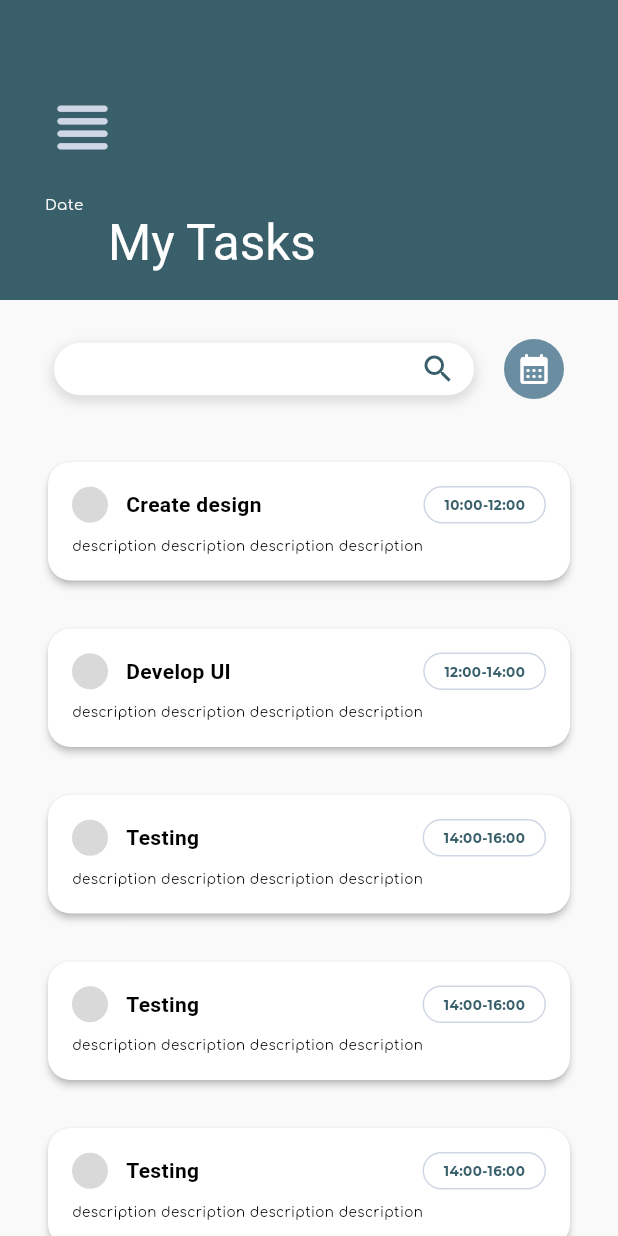
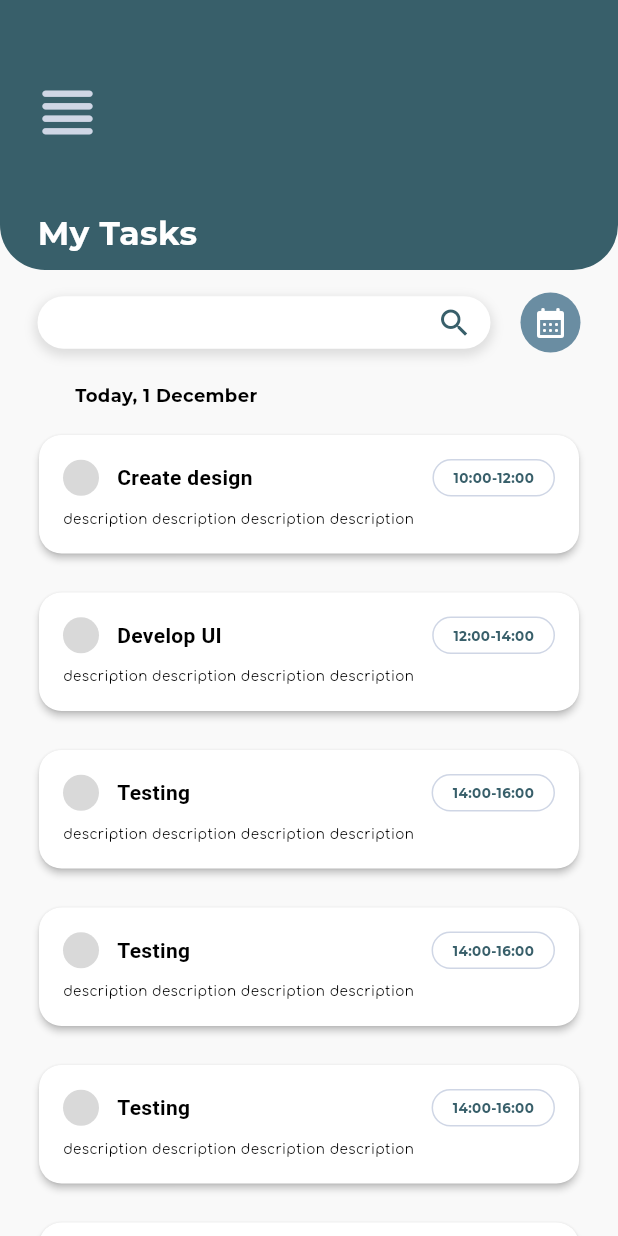
Before and after one commit to jjuulliiaas/tasker, a Flutter app: the screen it shows after launch, on a phone screen of 412 x 824 dp. Run offline on Flutter 3.47's test engine with Material 3 defaults, Android fonts, the phone set to English and light mode, and no system bars; project files that could hold a hidden picture were left out.

Commit message:
- rewrite class custom_sliver_app_bar.dart and delete label 'date' here; - add label with date under search bar

```diff
--- a/lib/screens/home.dart
+++ b/lib/screens/home.dart
@@ -56,9 +56,9 @@ class HomePage extends StatelessWidget {
       body: CustomScrollView(
         slivers: [
           CustomSliverAppBar(
-            expandedHeight: 200.0,
+            expandedHeight: 180.0,
             backgroundColor: ColorsList.kDarkGreen,
-            title: Text('My Tasks', style: TextStyle(color: Colors.white)),
+            title: StyledText.mainHeading(text: 'My Tasks', color: Colors.white),
             flexibleChild: Column(
               crossAxisAlignment: CrossAxisAlignment.start,
               children: [
@@ -72,25 +72,26 @@ class HomePage extends StatelessWidget {
                   iconSize: 50,
                   color: ColorsList.kAuthBackground,
                 ),
-                SizedBox(height: 20),
-                StyledText.defaultLabel(
-                  text: 'Date',
-                  color: ColorsList.kAppBackground,
-                ),
               ],
             ),
           ),
           SliverToBoxAdapter(
             child: Padding(
-              padding: const EdgeInsets.all(16.0),
+              padding: const EdgeInsets.all(5.0),
               child: custom.CustomSearchBar(),
+            ),
+          ),
+          SliverToBoxAdapter(
+            child: Padding(
+              padding: const EdgeInsets.symmetric(horizontal: 50.0, vertical: 5.0),
+              child: StyledText.accentLabel(text: 'Today, 1 December', color: Colors.black,)
             ),
           ),
           SliverList(
             delegate: SliverChildBuilderDelegate(
                   (BuildContext context, int index) {
                 return Padding(
-                  padding: const EdgeInsets.symmetric(vertical: 8.0, horizontal: 16.0),
+                  padding: const EdgeInsets.symmetric(vertical: 5.0, horizontal: 10.0),
                   child: TaskContainer(
                     title: tasks[index]['title']!,
                     time: tasks[index]['time']!,
--- a/lib/theme/styled_text.dart
+++ b/lib/theme/styled_text.dart
@@ -6,14 +6,17 @@ class StyledText extends StatelessWidget {
 
   StyledText({required this.text, required this.style});
 
+
+  // page titles:
   StyledText.mainHeading({required this.text, required Color color})
       : style = TextStyle(
     fontFamily: 'Montserrat',
-    fontSize: 25,
-    fontWeight: FontWeight.bold,
+    fontSize: 22,
+    fontWeight: FontWeight.w800,
     color: color,
   );
 
+  // default labels like date, e-mail, titles etc.:
   StyledText.defaultLabel({required this.text, required Color color})
       : style = TextStyle(
     fontFamily: 'Comfortaa',
@@ -22,6 +25,7 @@ class StyledText extends StatelessWidget {
     color: color,
   );
 
+  // accent labels:
   StyledText.accentLabel({required this.text, required Color color})
       : style = TextStyle(
     fontFamily: 'Montserrat',
```
Also changed, not shown: lib/widgets/custom_sliver_app_bar.dart (+38 -10 lines).
